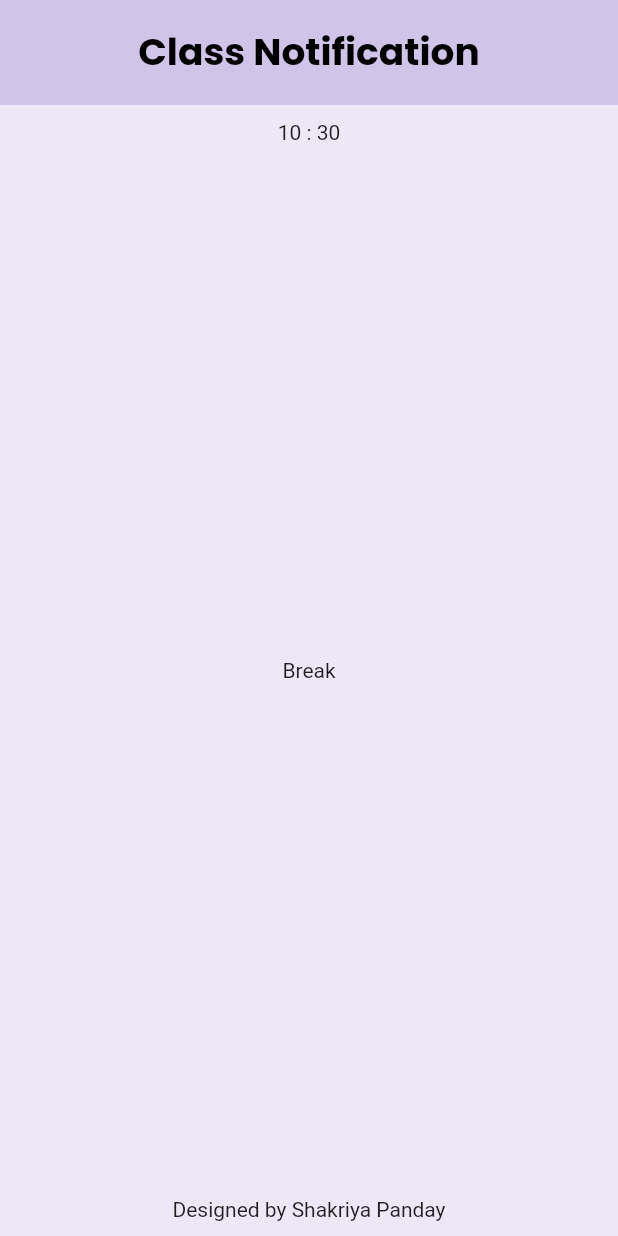
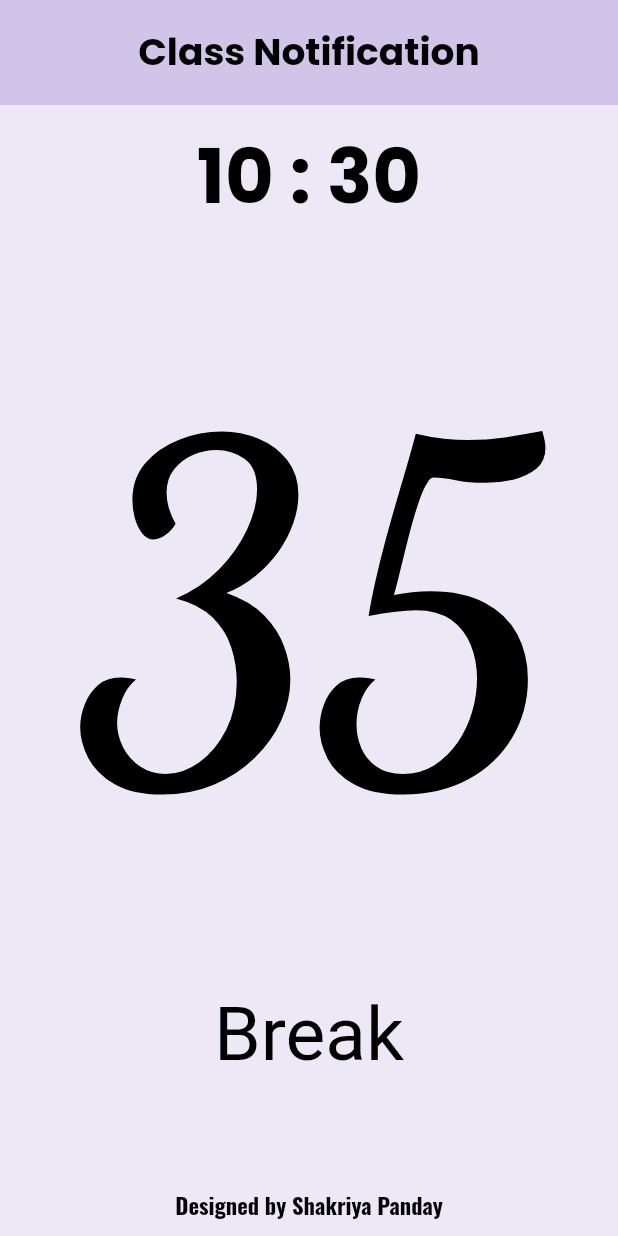
Before and after one commit to ShakriyaPanday/timetable, a Flutter app: the screen it shows after launch, after a tap on "Designed by Shakriya Panday", on a phone screen of 412 x 824 dp. Run offline on Flutter 3.47's test engine with Material 2 defaults, Android fonts, the light colour scheme and no system bars; our stand-ins replace google_fonts; Roboto replaces fonts that are missing (Ubuntu).

Commit message:
Font changed

```diff
--- a/lib/utlis/currenttime.dart
+++ b/lib/utlis/currenttime.dart
@@ -1,6 +1,7 @@
 import 'dart:math';
 
 import 'package:flutter/material.dart';
+import 'package:google_fonts/google_fonts.dart';
 
 class CurrentTime extends StatefulWidget {
   const CurrentTime({super.key});
@@ -12,32 +13,63 @@ class CurrentTime extends StatefulWidget {
 class _CurrentTimeState extends State<CurrentTime> {
   int currentHour = (DateTime.now().hour % 12);
   int currentMinute = DateTime.now().minute;
-  String timeRemain = "No Class";
-  String currentSection = "7 D";
+  String timeRemain = "35";
+  String currentSection = "No Period";
 
   @override
   Widget build(BuildContext context) {
-    return Center(
-      child: Padding(
-        padding: const EdgeInsets.all(10.0),
+    return Padding(
+      padding: const EdgeInsets.all(10.0),
+      child: Center(
         child: Column(
           mainAxisAlignment: MainAxisAlignment.spaceBetween,
+          crossAxisAlignment: CrossAxisAlignment.center,
           children: [
             Container(
               child: Text(
-                  currentHour.toString() + " : " + currentMinute.toString()),
+                currentHour.toString() + " : " + currentMinute.toString(),
+                style: GoogleFonts.poppins(
+                  fontWeight: FontWeight.bold,
+                  fontSize: 50,
+                  color: Colors.black,
+                ),
+              ),
             ),
-            Container(child: Text(currentSection)),
+            Container(
+              child: Text(
+                timeRemain,
+                style: GoogleFonts.dancingScript(
+                  fontWeight: FontWeight.bold,
+                  fontSize: 300,
+                  color: Colors.black,
+                ),
+              ),
+            ),
+            Container(
+                child: Text(
+              currentSection,
+              style: GoogleFonts.ubuntu(
+                fontSize: 50,
+                color: Colors.black,
+              ),
+            )),
             GestureDetector(
               onTap: () {
                 setState(() {
                   currentHour = (DateTime.now().hour % 12);
                   currentMinute = DateTime.now().minute;
-                  currentSection = calculateTime(currentHour, currentMinute);
+                  currentSection = sectionFind(currentHour, currentMinute);
                 });
               },
               child: Container(
-                child: Text("Designed by Shakriya Panday"),
+                child: Text(
+                  "Designed by Shakriya Panday",
+                  style: GoogleFonts.oswald(
+                    fontWeight: FontWeight.bold,
+                    fontSize: 15,
+                    color: Colors.black,
+                  ),
+                ),
               ),
             ),
           ],
@@ -47,57 +79,57 @@ class _CurrentTimeState extends State<CurrentTime> {
   }
 }
 
-String calculateTime(int currentHour, int currentMinute) {
+String sectionFind(int currentHour, int currentMinute) {
   //First Period
-  if (currentHour == 10 && currentMinute >= 44 && currentMinute <= 46) {
+  if (currentHour == 10 && currentMinute > 44 && currentMinute <= 46) {
     return "Section : 7 \"D\"";
   }
   //Break
-  else if (currentHour == 10 && currentMinute >= 29 && currentMinute <= 32) {
+  else if (currentHour == 10 && currentMinute > 29 && currentMinute <= 32) {
     return "Break";
   }
   //Second Period
-  else if (currentHour == 10 && currentMinute >= 29 && currentMinute <= 32) {
+  else if (currentHour == 10 && currentMinute > 29 && currentMinute <= 32) {
     return "Section : 7 \"D\"";
   }
   // Third Period
-  else if (currentHour == 10 && currentMinute >= 29 && currentMinute <= 32) {
+  else if (currentHour == 10 && currentMinute > 29 && currentMinute <= 32) {
     return "Section : 7 \"B\"";
   }
   // Lunch
-  else if (currentHour == 10 && currentMinute >= 29 && currentMinute <= 32) {
+  else if (currentHour == 10 && currentMinute > 29 && currentMinute <= 32) {
     return "Lunch Break";
   }
   // Fourth Period
-  else if (currentHour == 10 && currentMinute >= 29 && currentMinute <= 32) {
+  else if (currentHour == 10 && currentMinute > 29 && currentMinute <= 32) {
     return "Section : 7 \"B\"";
   }
   // Fifth Period
-  else if (currentHour == 10 && currentMinute >= 29 && currentMinute <= 32) {
+  else if (currentHour == 10 && currentMinute > 29 && currentMinute <= 32) {
     return "Section : 7 \"C\"";
   }
   //Break
-  else if (currentHour == 10 && currentMinute >= 29 && currentMinute <= 32) {
+  else if (currentHour == 10 && currentMinute > 29 && currentMinute <= 32) {
     return "Break";
   }
   // Sixth Period
-  else if (currentHour == 10 && currentMinute >= 29 && currentMinute <= 32) {
+  else if (currentHour == 10 && currentMinute > 29 && currentMinute <= 32) {
     return "Section : 7 \"C\"";
   }
   // Seventh Period
-  else if (currentHour == 10 && currentMinute >= 29 && currentMinute <= 32) {
+  else if (currentHour == 10 && currentMinute > 29 && currentMinute <= 32) {
     return "Section : 7 \"A\"";
   }
   // Snack
-  else if (currentHour == 10 && currentMinute >= 29 && currentMinute <= 32) {
+  else if (currentHour == 10 && currentMinute > 29 && currentMinute <= 32) {
     return "Snack Break";
   }
   // Eigth Period
-  else if (currentHour == 10 && currentMinute >= 29 && currentMinute <= 32) {
+  else if (currentHour == 10 && currentMinute > 29 && currentMinute <= 32) {
     return "Section : 7 \"A\"";
   }
   // No Period
   else {
-    return "No Period";
+    return "Lunch Break";
   }
 }
```
